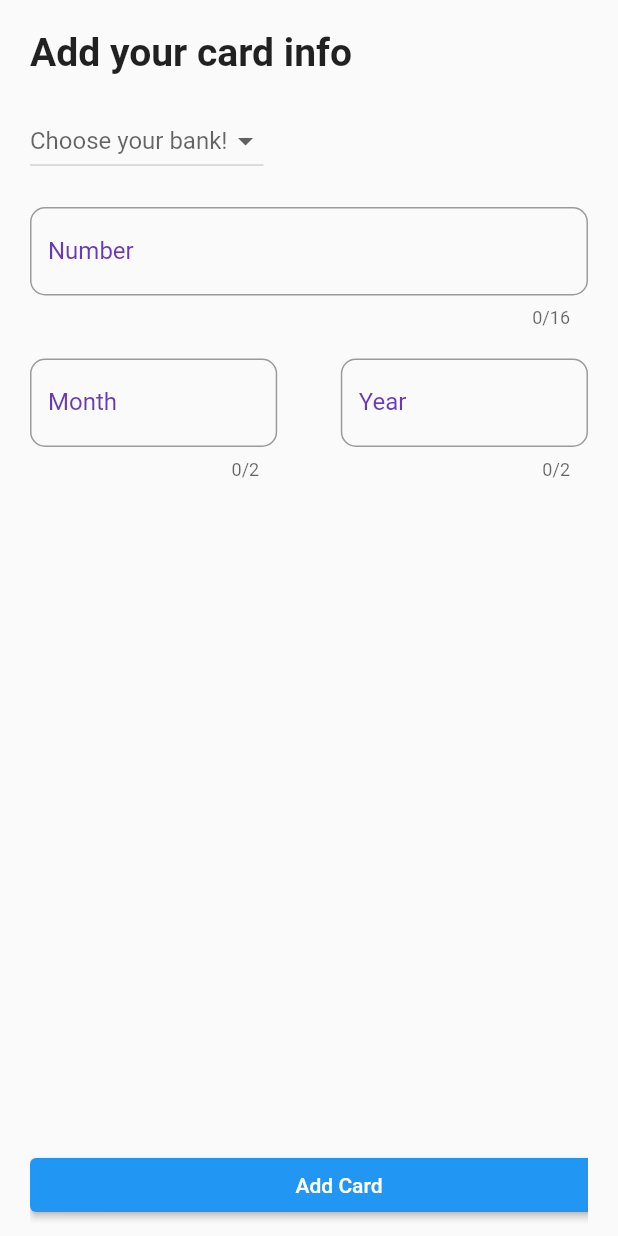
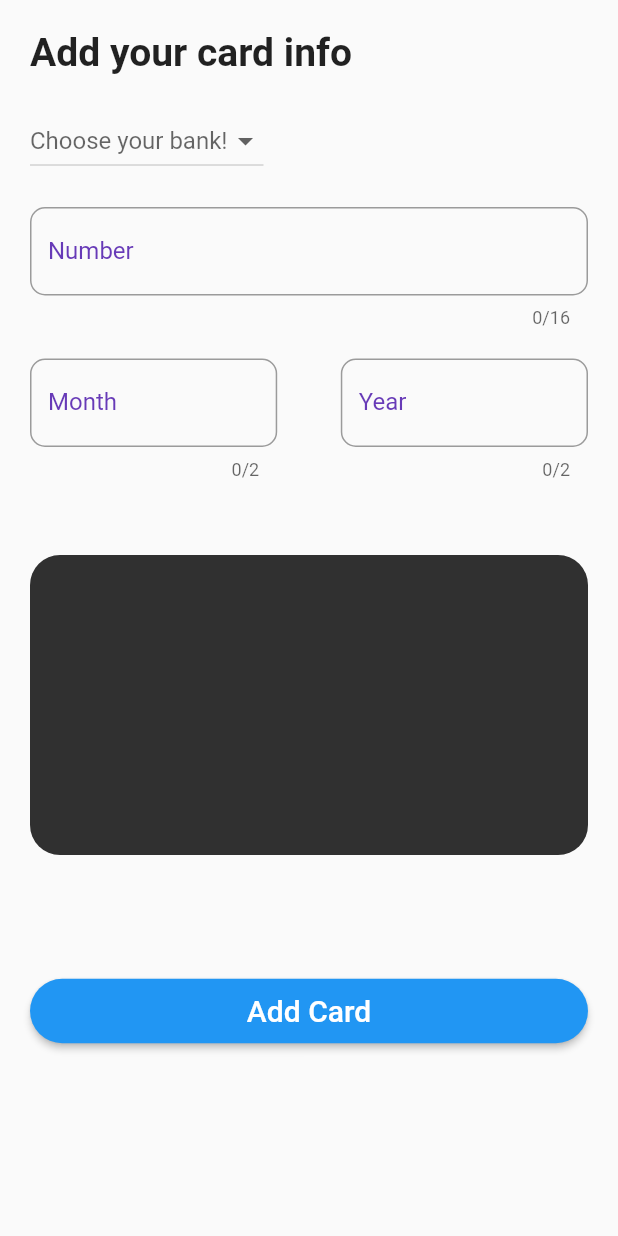
Before and after one commit to BerPGR/flutter-mybank-app, a Flutter app: the CardCreatorPage screen opened directly, on a phone screen of 412 x 824 dp. Run offline on Flutter 3.47's test engine with Material 2 defaults, Android fonts, the phone set to English and light mode, and no system bars.

Commit message:
Created widget for card creation

```diff
--- a/lib/pages/card_creator_page.dart
+++ b/lib/pages/card_creator_page.dart
@@ -1,5 +1,6 @@
 import 'package:flutter/material.dart';
 import 'package:mybank/model/card.dart';
+import 'package:mybank/widgets/create_card_widget.dart';
 
 class CardCreatorPage extends StatefulWidget {
   const CardCreatorPage({super.key});
@@ -18,29 +19,27 @@ class _CardCreatorPageState extends State<CardCreatorPage> {
     'Inter'
   ];
   String _banco = '';
+
   TextEditingController _numberController = TextEditingController();
   TextEditingController _monthController = TextEditingController();
   TextEditingController _yearController = TextEditingController();
-
-  void _verificaValores() {}
 
   @override
   Widget build(BuildContext context) {
     return Scaffold(
       body: Padding(
         padding: const EdgeInsets.symmetric(horizontal: 20),
-        child: Stack(
-          children: [
-            SafeArea(
+        child: SafeArea(
+          child: SingleChildScrollView(
             child: Column(
+              mainAxisSize: MainAxisSize.max,
               crossAxisAlignment: CrossAxisAlignment.start,
               children: [
                 Padding(
                   padding: const EdgeInsets.symmetric(vertical: 20),
                   child: Text(
                     'Add your card info',
-                      style:
-                          TextStyle(fontSize: 26, fontWeight: FontWeight.bold),
+                    style: TextStyle(fontSize: 26, fontWeight: FontWeight.bold),
                   ),
                 ),
                 DropdownButton<String>(
@@ -132,21 +131,13 @@ class _CardCreatorPageState extends State<CardCreatorPage> {
                     ),
                   ],
                 ),
+                SizedBox(
+                  height: 50,
+                ),
+                CreateCardWidget()
               ],
             ),
           ),
-            Positioned(
-              bottom: 10,
-              child: ElevatedButton(
-                onPressed: _verificaValores,
-                child: Text('Add Card'),
-                style: ElevatedButton.styleFrom(
-                  elevation: 2,
-                  fixedSize: Size.fromWidth(MediaQuery.of(context).size.width),
-                ),
-              ),
-            ),
-          ],
         ),
       ),
     );
--- /dev/null
+++ b/lib/widgets/create_card_widget.dart
@@ -0,0 +1,48 @@
+import 'package:flutter/material.dart';
+
+class CreateCardWidget extends StatefulWidget {
+  const CreateCardWidget({super.key});
+
+  @override
+  State<CreateCardWidget> createState() => _CreateCardWidgetState();
+}
+
+class _CreateCardWidgetState extends State<CreateCardWidget> {
+  Color _cardColor = Color(0xFF303030);
+  @override
+  Widget build(BuildContext context) {
+    return Column(
+      children: [
+        Column(
+          crossAxisAlignment: CrossAxisAlignment.center,
+          children: [
+            Container(
+              decoration: BoxDecoration(
+                borderRadius: BorderRadius.circular(20),
+                color: _cardColor,
+              ),
+              height: 200,
+            ),
+          ],
+        ),
+        SizedBox(height: 80),
+        Align(
+          alignment: Alignment.center,
+          child: ElevatedButton(
+            onPressed: () {},
+            child: Text(
+              'Add Card',
+              style: TextStyle(fontSize: 20),
+            ),
+            style: ElevatedButton.styleFrom(
+                elevation: 2,
+                fixedSize: Size.fromWidth(MediaQuery.of(context).size.width),
+                shape: RoundedRectangleBorder(
+                    borderRadius: BorderRadius.circular(25)),
+                padding: EdgeInsets.all(10)),
+          ),
+        )
+      ],
+    );
+  }
+}
```
Lines whose indentation alone changed are shown as unchanged.
